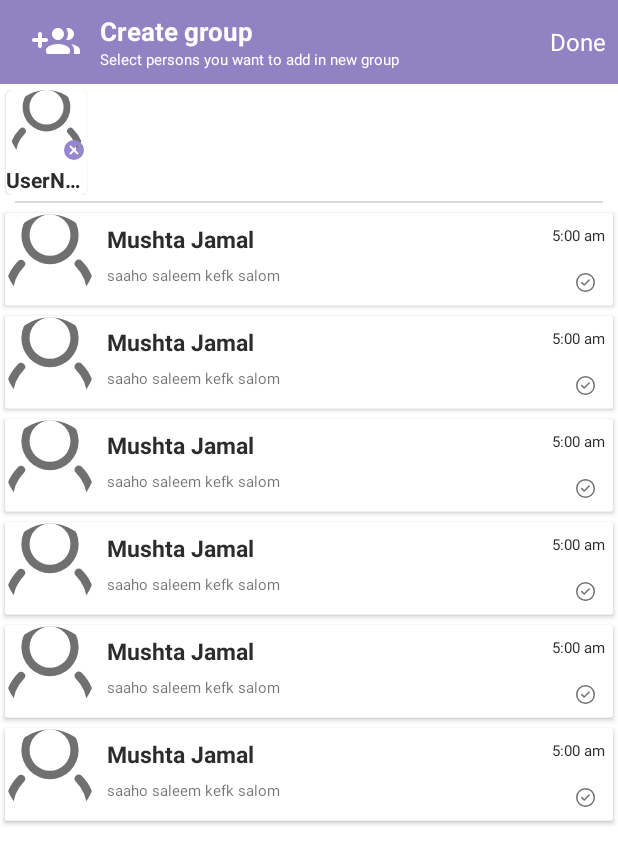
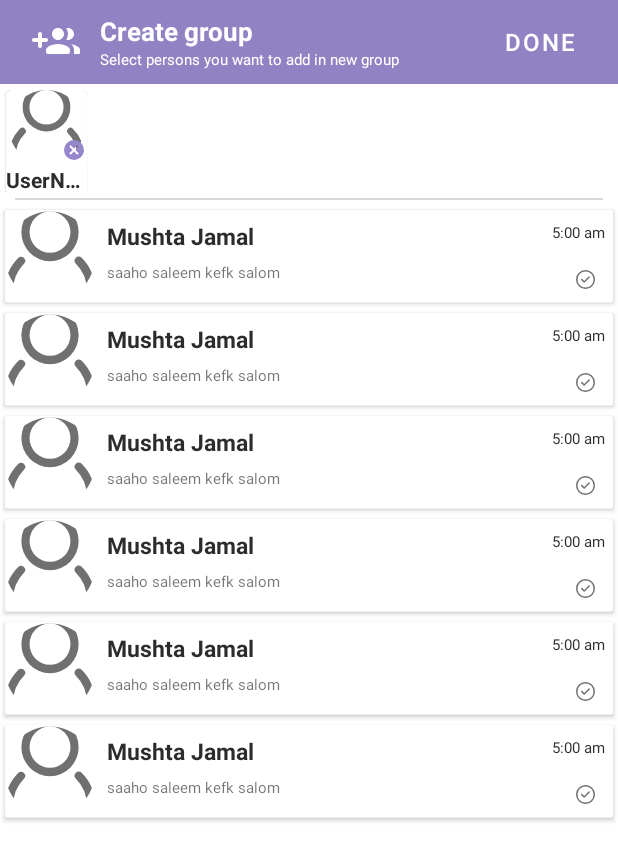
Before and after one commit to anawajha/socket_chat, an Android app: the layout activity_create_group.xml on its own in the app's theme, with its tools: preview values and no code run, on a phone screen of 412 x 824 dp. Shown: the top 864 px of the screen. Run offline under Robolectric (Android 15) with nearby library versions, the phone set to English and light mode, and no system bars.

Commit message:
Babble chat

```diff
--- a/app/src/main/java/com/anawajha/babble/logic/firebase/RegisterService.kt
+++ b/app/src/main/java/com/anawajha/babble/logic/firebase/RegisterService.kt
@@ -77,7 +77,7 @@ class RegisterService {
         private fun uploadImage(user:FirebaseUser, uri:Uri){
              var storage: FirebaseStorage = Firebase.storage
              var reference: StorageReference= storage.reference
-            reference.child("images/${UUID.randomUUID()}").putFile(uri).addOnSuccessListener {
+            reference.child("images/${user.uid}").putFile(uri).addOnSuccessListener {
                 it.storage.downloadUrl.addOnSuccessListener { url ->
                     user.let { user
                         val updates = userProfileChangeRequest {
--- a/app/src/main/java/com/anawajha/babble/logic/model/Message.kt
+++ b/app/src/main/java/com/anawajha/babble/logic/model/Message.kt
@@ -6,7 +6,6 @@ import org.json.JSONObject
 data class Message(var source_id:String, var destination_id:String ,var message:String? , var imageMessage:ByteArray?){
 
     fun encode():JSONObject{
-
         var message= JSONObject()
         message.put(Constants.SOURCE_ID,this.source_id)
         message.put(Constants.DESTINATION_ID,this.destination_id)
--- a/app/src/main/java/com/anawajha/babble/shared/Constants.kt
+++ b/app/src/main/java/com/anawajha/babble/shared/Constants.kt
@@ -8,5 +8,6 @@ class Constants {
         var SOURCE_ID = "source_id"
         var DESTINATION_ID = "destination_id"
         var IMAGE_MESSAGE = "image_message"
+        var SOURCE_NAME = "source_name"
     }
 }
--- a/app/src/main/java/com/anawajha/babble/ui/Profile.kt
+++ b/app/src/main/java/com/anawajha/babble/ui/Profile.kt
@@ -105,7 +105,7 @@ class Profile : AppCompatActivity() {
 
 
     private fun uploadImage(uri:Uri){
-        reference.child("images/${UUID.randomUUID()}").putFile(uri).addOnSuccessListener {
+        reference.child("images/${user!!.uid}").putFile(uri).addOnSuccessListener {
                       it.storage.downloadUrl.addOnSuccessListener { url ->
                           user.let { user
                               val updates = userProfileChangeRequest {
--- a/app/src/main/res/layout/activity_create_group.xml
+++ b/app/src/main/res/layout/activity_create_group.xml
@@ -63,12 +63,13 @@
                     android:textSize="10sp" />
             </LinearLayout>
 
-            <TextView
-                android:id="@+id/tv_done"
+            <com.google.android.material.button.MaterialButton
+                android:id="@+id/btn_done"
                 android:layout_width="wrap_content"
                 android:layout_height="wrap_content"
                 android:text="Done"
                 android:padding="0dp"
+                style="@style/Widget.MaterialComponents.Button.TextButton"
                 android:backgroundTint="@color/transparent"
                 android:layout_alignParentEnd="true"
                 android:layout_centerVertical="true"
@@ -82,7 +83,7 @@
     <androidx.recyclerview.widget.RecyclerView
         android:id="@+id/rv_added_users"
         android:layout_width="match_parent"
-        android:layout_height="wrap_content"
+        android:layout_height="72dp"
         android:layout_below="@+id/appbar"
         android:layout_marginVertical="2dp"
         android:orientation="horizontal"
@@ -110,6 +111,6 @@
         tools:itemCount="15"
         android:layout_marginTop="3dp"
         android:orientation="vertical"
-        tools:listitem="@layout/chat_item" />
+        tools:listitem="@layout/user_item" />
 
 </RelativeLayout>
--- a/app/src/main/res/layout/activity_main.xml
+++ b/app/src/main/res/layout/activity_main.xml
@@ -74,7 +74,7 @@
                 android:layout_below="@id/appbar"
                 android:layout_alignParentStart="true"
                 android:layout_alignParentEnd="true"
-                tools:listitem="@layout/chat_item"
+                tools:listitem="@layout/user_item"
                 tools:itemCount="13"
                 android:paddingHorizontal="1dp"
                 android:layout_alignParentBottom="true"
--- a/app/src/main/res/layout/chat_item.xml
+++ b/app/src/main/res/layout/chat_item.xml
@@ -1,109 +1,41 @@
 <?xml version="1.0" encoding="utf-8"?>
 <androidx.cardview.widget.CardView xmlns:android="http://schemas.android.com/apk/res/android"
     android:layout_width="match_parent"
-    android:layout_height="62dp"
-    android:layout_margin="3dp"
-    android:paddingBottom="1dp"
-    android:layout_marginStart="8dp"
-    android:id="@+id/cv_user_chat">
-
-    <RelativeLayout
-        android:layout_width="match_parent"
-        android:layout_height="match_parent">
-
-        <de.hdodenhof.circleimageview.CircleImageView
-            android:id="@+id/img_user"
-            android:layout_width="60dp"
-            android:layout_height="60dp"
-            android:layout_alignParentStart="true"
-            android:layout_alignParentTop="true"
-            android:layout_alignParentBottom="true"
-            android:src="@drawable/ic_user" />
+    android:layout_height="wrap_content"
+    android:elevation="0dp"
+    android:outlineAmbientShadowColor="@color/white"
+    android:outlineSpotShadowColor="@color/white">
 
     <LinearLayout
-            android:id="@+id/lo1"
+        android:id="@+id/lo_messageContainer"
         android:layout_width="wrap_content"
-            android:layout_height="60dp"
-            android:layout_toEndOf="@+id/img_user"
-            android:orientation="vertical"
-            android:layout_alignParentTop="true"
-            android:layout_alignParentBottom="true"
-            android:layout_marginStart="8dp">
+        android:layout_height="wrap_content"
+        android:background="@drawable/sender_item"
+        android:padding="10dp"
+        android:layout_margin="5dp"
+        android:gravity="center">
 
         <TextView
-                android:id="@+id/tv_user_name"
+            android:id="@+id/tv_message"
             android:layout_width="wrap_content"
             android:layout_height="wrap_content"
-                android:textSize="15sp"
-                android:textStyle="bold"
-                android:textColor="@color/textColor"
-                android:text="Mushta Jamal"
-                android:layout_weight="1"
-                android:gravity="start|center" />
+            android:text="Hello Saleem dcjkxnsjkcx   sxnjk sxxj sxcjs xjc dxcdcjnxd"
+            android:textSize="17sp"
+            android:gravity="start"
+            android:layout_gravity="center"
+            android:textStyle="normal"
+            android:maxEms="14"
+            android:textColor="@color/purple"
+            android:visibility="visible"/>
 
-            <TextView
-                android:id="@+id/tv_lastMessage"
+        <ImageView
+            android:id="@+id/img_message"
             android:layout_width="wrap_content"
             android:layout_height="wrap_content"
-                android:textSize="10sp"
-                android:textStyle=""
-                android:text="saaho saleem kefk salom"
-                android:layout_weight="1"
-                android:gravity="start|top" />
+            android:src="@drawable/ic_gallery"
+            android:visibility="gone"/>
+
     </LinearLayout>
 
 
-        <RelativeLayout
-            android:layout_width="wrap_content"
-            android:layout_height="60dp"
-            android:layout_toEndOf="@+id/lo1"
-            android:layout_alignParentBottom="true"
-            android:layout_alignParentTop="true"
-            android:layout_alignParentEnd="true"
-            android:orientation="vertical"
-            android:layout_marginStart="8dp">
-
-            <TextView
-                android:id="@+id/tv_time"
-                android:layout_width="wrap_content"
-                android:layout_height="wrap_content"
-                android:layout_above="@+id/view"
-                android:layout_alignParentTop="true"
-                android:layout_alignParentEnd="true"
-                android:layout_marginEnd="5dp"
-                android:gravity="center"
-                android:text="5:00 am"
-                android:textColor="@color/textColor"
-                android:textSize="10sp"
-                android:textStyle="normal" />
-
-            <View
-                android:id="@+id/view"
-                android:layout_width="match_parent"
-                android:layout_height="0dp"
-                android:layout_centerVertical="true"/>
-
-            <TextView
-                android:id="@+id/tv_status"
-                android:layout_width="wrap_content"
-                android:layout_height="wrap_content"
-                android:drawableStart="@drawable/ic_sent"
-                android:layout_weight="1"
-                android:layout_marginEnd="12dp"
-                android:layout_below="@+id/view"
-                android:layout_alignParentEnd="true"
-                android:layout_alignParentBottom="true"
-                android:gravity="start|top" />
-
-        </RelativeLayout>
-
-        <View
-            android:layout_width="match_parent"
-            android:layout_height="0.5dp"
-            android:background="@color/grey"
-            android:layout_alignParentBottom="true"
-            android:layout_toStartOf="@id/lo1"
-            android:layout_alignParentEnd="true"/>
-    </RelativeLayout>
-
 </androidx.cardview.widget.CardView>
--- /dev/null
+++ b/app/src/main/res/layout/user_item.xml
@@ -0,0 +1,109 @@
+<?xml version="1.0" encoding="utf-8"?>
+<androidx.cardview.widget.CardView xmlns:android="http://schemas.android.com/apk/res/android"
+    android:layout_width="match_parent"
+    android:layout_height="62dp"
+    android:layout_margin="3dp"
+    android:paddingBottom="1dp"
+    android:layout_marginStart="8dp"
+    android:id="@+id/cv_user_chat">
+
+    <RelativeLayout
+        android:layout_width="match_parent"
+        android:layout_height="match_parent">
+
+        <de.hdodenhof.circleimageview.CircleImageView
+            android:id="@+id/img_user"
+            android:layout_width="60dp"
+            android:layout_height="60dp"
+            android:layout_alignParentStart="true"
+            android:layout_alignParentTop="true"
+            android:layout_alignParentBottom="true"
+            android:src="@drawable/ic_user" />
+
+        <LinearLayout
+            android:id="@+id/lo1"
+            android:layout_width="wrap_content"
+            android:layout_height="60dp"
+            android:layout_toEndOf="@+id/img_user"
+            android:orientation="vertical"
+            android:layout_alignParentTop="true"
+            android:layout_alignParentBottom="true"
+            android:layout_marginStart="8dp">
+
+            <TextView
+                android:id="@+id/tv_user_name"
+                android:layout_width="wrap_content"
+                android:layout_height="wrap_content"
+                android:textSize="15sp"
+                android:textStyle="bold"
+                android:textColor="@color/textColor"
+                android:text="Mushta Jamal"
+                android:layout_weight="1"
+                android:gravity="start|center" />
+
+            <TextView
+                android:id="@+id/tv_lastMessage"
+                android:layout_width="wrap_content"
+                android:layout_height="wrap_content"
+                android:textSize="10sp"
+                android:textStyle=""
+                android:text="saaho saleem kefk salom"
+                android:layout_weight="1"
+                android:gravity="start|top" />
+        </LinearLayout>
+
+
+        <RelativeLayout
+            android:layout_width="wrap_content"
+            android:layout_height="60dp"
+            android:layout_toEndOf="@+id/lo1"
+            android:layout_alignParentBottom="true"
+            android:layout_alignParentTop="true"
+            android:layout_alignParentEnd="true"
+            android:orientation="vertical"
+            android:layout_marginStart="8dp">
+
+            <TextView
+                android:id="@+id/tv_time"
+                android:layout_width="wrap_content"
+                android:layout_height="wrap_content"
+                android:layout_above="@+id/view"
+                android:layout_alignParentTop="true"
+                android:layout_alignParentEnd="true"
+                android:layout_marginEnd="5dp"
+                android:gravity="center"
+                android:text="5:00 am"
+                android:textColor="@color/textColor"
+                android:textSize="10sp"
+                android:textStyle="normal" />
+
+            <View
+                android:id="@+id/view"
+                android:layout_width="match_parent"
+                android:layout_height="0dp"
+                android:layout_centerVertical="true"/>
+
+            <TextView
+                android:id="@+id/tv_status"
+                android:layout_width="wrap_content"
+                android:layout_height="wrap_content"
+                android:drawableStart="@drawable/ic_sent"
+                android:layout_weight="1"
+                android:layout_marginEnd="12dp"
+                android:layout_below="@+id/view"
+                android:layout_alignParentEnd="true"
+                android:layout_alignParentBottom="true"
+                android:gravity="start|top" />
+
+        </RelativeLayout>
+
+        <View
+            android:layout_width="match_parent"
+            android:layout_height="0.5dp"
+            android:background="@color/grey"
+            android:layout_alignParentBottom="true"
+            android:layout_toStartOf="@id/lo1"
+            android:layout_alignParentEnd="true"/>
+    </RelativeLayout>
+
+</androidx.cardview.widget.CardView>
```
Also changed, not shown: app/src/main/java/com/anawajha/babble/logic/adapter/ChatAdapter.kt (renamed from app/src/main/java/com/anawajha/babble/logic/adapter/MessageAdapter.kt, +1 -8 lines), app/src/main/java/com/anawajha/babble/logic/adapter/GroupChatAdapter.kt (added, +66 -0 lines), app/src/main/java/com/anawajha/babble/logic/adapter/GroupUserAdapter.kt (+3 -7 lines), app/src/main/java/com/anawajha/babble/logic/model/GroupMessage.kt (added, +25 -0 lines), app/src/main/res/layout/chat_group_item.xml (added, +54 -0 lines), app/src/main/res/layout/message_item.xml (deleted, +0 -39 lines). Lines whose indentation alone changed are shown as unchanged.
